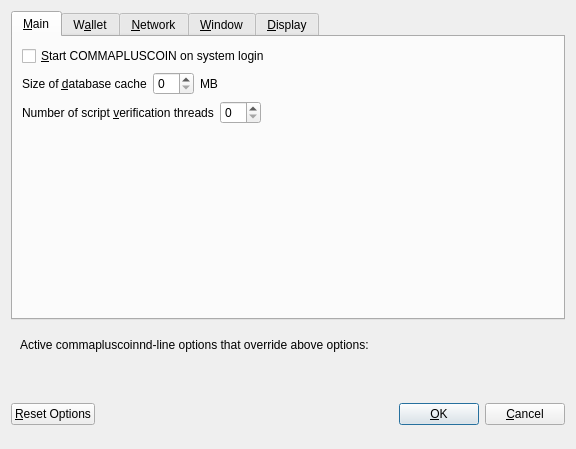
First picture: the form in src/qt/forms/optionsdialog.ui, repository commatalk/commapluscoin, before the edit.
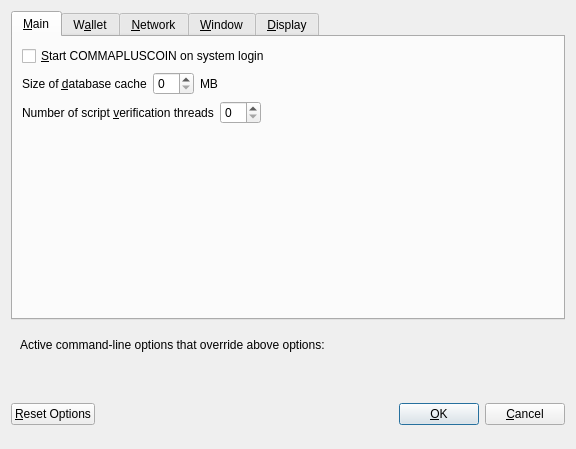
Second picture: the form after the edit. Custom widgets are drawn as their Qt base class.

What changed in the file:
```diff
--- a/src/qt/forms/optionsdialog.ui
+++ b/src/qt/forms/optionsdialog.ui
@@ -589,7 +589,7 @@
         <item>
          <widget class="QLabel" name="overriddenByCommaPlusCoinndLineInfoLabel">
           <property name="text">
-           <string>Active commapluscoinnd-line options that override above options:</string>
+           <string>Active command-line options that override above options:</string>
           </property>
           <property name="textFormat">
            <enum>Qt::PlainText</enum>
```
Left out of the diff: 4 changed lines with no effect on the pictures.
